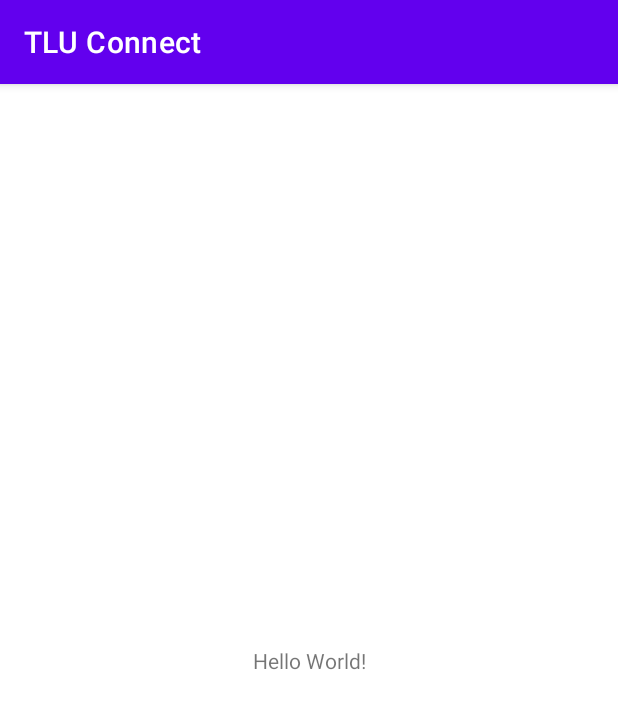
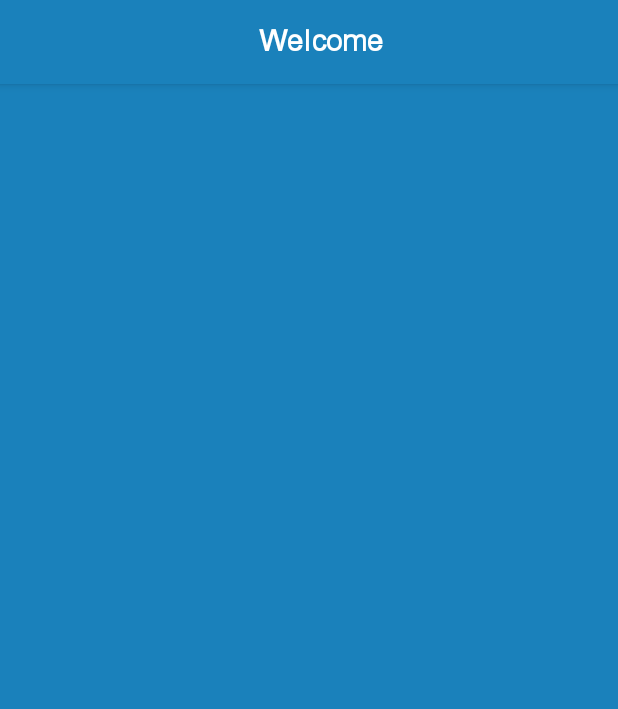
Before and after one commit to ThiemJson/Android-ScanToShare, an Android app: the screen it shows after launch (MainActivity), on a phone screen of 412 x 824 dp. Shown: the top 709 px of the screen. Run offline under Robolectric (Android 15) with nearby library versions, the phone set to English and light mode, and no system bars.

Commit message:
add font, fix toolbar

```diff
--- a/app/src/main/java/teneocto/thiemjason/tlu_connect/MainActivity.java
+++ b/app/src/main/java/teneocto/thiemjason/tlu_connect/MainActivity.java
@@ -1,6 +1,7 @@
 package teneocto.thiemjason.tlu_connect;
 
 import androidx.appcompat.app.AppCompatActivity;
+import androidx.appcompat.widget.Toolbar;
 
 import android.os.Bundle;
 
--- a/app/src/main/res/layout/activity_main.xml
+++ b/app/src/main/res/layout/activity_main.xml
@@ -4,15 +4,41 @@
     xmlns:tools="http://schemas.android.com/tools"
     android:layout_width="match_parent"
     android:layout_height="match_parent"
-    tools:context=".MainActivity">
+    tools:context=".MainActivity"
+    tools:ignore="ExtraText"
+    android:background="@color/blue_primary">
 
-    <TextView
-        android:layout_width="wrap_content"
+    <com.google.android.material.appbar.AppBarLayout
+        android:layout_width="match_parent"
         android:layout_height="wrap_content"
-        android:text="Hello World!"
-        app:layout_constraintBottom_toBottomOf="parent"
-        app:layout_constraintLeft_toLeftOf="parent"
-        app:layout_constraintRight_toRightOf="parent"
-        app:layout_constraintTop_toTopOf="parent" />
+        app:layout_constraintEnd_toEndOf="parent"
+        app:layout_constraintStart_toStartOf="parent"
+        app:layout_constraintTop_toTopOf="parent">
+
+        <androidx.appcompat.widget.Toolbar
+            android:id="@+id/mToolbar"
+            android:layout_width="match_parent"
+            android:layout_height="wrap_content"
+            android:background="?attr/colorPrimary"
+            android:minHeight="?attr/actionBarSize"
+            android:theme="?attr/actionBarTheme"
+            app:layout_constraintLeft_toLeftOf="parent"
+            app:layout_constraintStart_toStartOf="parent"
+            app:layout_constraintTop_toTopOf="parent"
+            tools:layout_editor_absoluteY="15dp" android:layout_weight="1">
+
+            <TextView
+                android:layout_width="match_parent"
+                android:layout_height="wrap_content"
+                android:fontFamily="@font/phetsarath"
+                android:text="Welcome"
+                android:textAlignment="center"
+                android:gravity="center"
+                android:textSize="20dp"
+                android:textStyle="bold"
+                android:textColor="@color/white"/>
+        </androidx.appcompat.widget.Toolbar>
+    </com.google.android.material.appbar.AppBarLayout>
+
 
 </androidx.constraintlayout.widget.ConstraintLayout>
--- a/app/src/main/res/values-night/themes.xml
+++ b/app/src/main/res/values-night/themes.xml
@@ -1,16 +1,18 @@
 <resources xmlns:tools="http://schemas.android.com/tools">
     <!-- Base application theme. -->
-    <style name="Theme.TLUConnect" parent="Theme.MaterialComponents.DayNight.DarkActionBar">
+    <style name="Theme.TLUConnect" parent="Theme.MaterialComponents.DayNight.NoActionBar">
         <!-- Primary brand color. -->
-        <item name="colorPrimary">@color/purple_200</item>
-        <item name="colorPrimaryVariant">@color/purple_700</item>
-        <item name="colorOnPrimary">@color/black</item>
+        <item name="colorPrimary">@color/blue_primary</item>
+        <item name="colorPrimaryVariant">@color/blue_primary</item>
+        <item name="colorOnPrimary">@color/white</item>
         <!-- Secondary brand color. -->
-        <item name="colorSecondary">@color/teal_200</item>
-        <item name="colorSecondaryVariant">@color/teal_200</item>
-        <item name="colorOnSecondary">@color/black</item>
+        <item name="colorSecondary">@color/blue_drawer</item>
+        <item name="colorSecondaryVariant">@color/blue_text</item>
+        <item name="colorOnSecondary">@color/gray_dark</item>
+        <item name="colorSurface">@color/gray_light</item>
         <!-- Status bar color. -->
-        <item name="android:statusBarColor" tools:targetApi="l">?attr/colorPrimaryVariant</item>
+        <item name="android:statusBarColor" tools:targetApi="l">?attr/colorPrimary</item>
+        <item name="android:fontFamily">@font/phetsarath</item>
         <!-- Customize your theme here. -->
     </style>
 </resources>
--- a/app/src/main/res/values/colors.xml
+++ b/app/src/main/res/values/colors.xml
@@ -7,4 +7,12 @@
     <color name="teal_700">#FF018786</color>
     <color name="black">#FF000000</color>
     <color name="white">#FFFFFFFF</color>
+
+    <color name="blue_primary">#1a81bb</color>
+    <color name="blue_second_light">#82d2ec</color>
+    <color name="blue_third_light">#F1FAFD</color>
+    <color name="blue_drawer">#5CC5F0</color>
+    <color name="blue_text">#48B2DD</color>
+    <color name="gray_dark">#58686F</color>
+    <color name="gray_light">#A6BCC6</color>
 </resources>
--- a/app/src/main/res/values/themes.xml
+++ b/app/src/main/res/values/themes.xml
@@ -1,16 +1,18 @@
 <resources xmlns:tools="http://schemas.android.com/tools">
     <!-- Base application theme. -->
-    <style name="Theme.TLUConnect" parent="Theme.MaterialComponents.DayNight.DarkActionBar">
+    <style name="Theme.TLUConnect" parent="Theme.MaterialComponents.DayNight.NoActionBar">
         <!-- Primary brand color. -->
-        <item name="colorPrimary">@color/purple_500</item>
-        <item name="colorPrimaryVariant">@color/purple_700</item>
+        <item name="colorPrimary">@color/blue_primary</item>
+        <item name="colorPrimaryVariant">@color/blue_primary</item>
         <item name="colorOnPrimary">@color/white</item>
         <!-- Secondary brand color. -->
-        <item name="colorSecondary">@color/teal_200</item>
-        <item name="colorSecondaryVariant">@color/teal_700</item>
-        <item name="colorOnSecondary">@color/black</item>
+        <item name="colorSecondary">@color/blue_drawer</item>
+        <item name="colorSecondaryVariant">@color/blue_text</item>
+        <item name="colorOnSecondary">@color/gray_dark</item>
+        <item name="colorSurface">@color/gray_light</item>
         <!-- Status bar color. -->
-        <item name="android:statusBarColor" tools:targetApi="l">?attr/colorPrimaryVariant</item>
+        <item name="android:statusBarColor" tools:targetApi="l">?attr/colorPrimary</item>
+        <item name="android:fontFamily">@font/phetsarath</item>
         <!-- Customize your theme here. -->
     </style>
 </resources>
```
Also changed, not shown: app/src/main/res/font/phetsarath.ttf (added).
